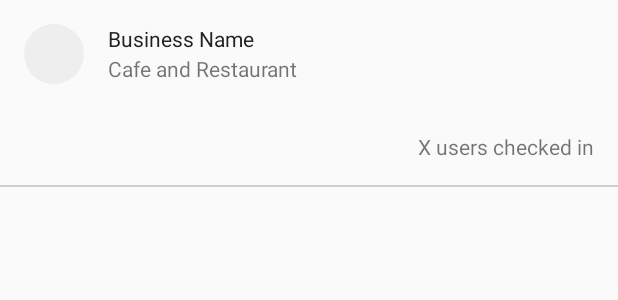
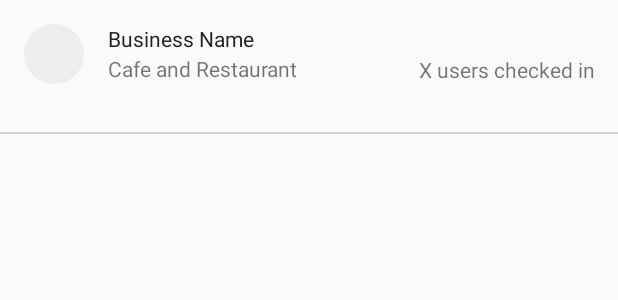
Before and after one commit to thesultanster/Bachata, an Android app: the layout row_business_nearby.xml on its own in the app's theme, with its tools: preview values and no code run, on a phone screen of 412 x 824 dp. Shown: the top 300 px of the screen. Run offline under Robolectric (Android 15) with nearby library versions, the light colour scheme and no system bars.

Commit message:
scalable gridview for businesses

```diff
--- /dev/null
+++ b/app/src/main/java/com/meetup/uhoo/ExpandedGridView.java
@@ -0,0 +1,29 @@
+package com.meetup.uhoo;
+
+import android.content.Context;
+import android.util.AttributeSet;
+import android.widget.GridView;
+
+/**
+ * Created by sultankhan on 10/30/16.
+ */
+public class ExpandedGridView extends GridView {
+
+    public ExpandedGridView(Context context) {
+        super(context);
+    }
+
+    public ExpandedGridView(Context context, AttributeSet attrs) {
+        super(context, attrs);
+    }
+
+    public ExpandedGridView(Context context, AttributeSet attrs, int defStyle) {
+        super(context, attrs, defStyle);
+    }
+
+    @Override
+    public void onMeasure(int widthMeasureSpec, int heightMeasureSpec) {
+        super.onMeasure(widthMeasureSpec, MeasureSpec.makeMeasureSpec(MEASURED_SIZE_MASK, MeasureSpec.AT_MOST));
+        getLayoutParams().height = getMeasuredHeight();
+    }
+}
--- a/app/src/main/java/com/meetup/uhoo/businesses_nearby/RestaurantNearbyGridViewItem.java
+++ b/app/src/main/java/com/meetup/uhoo/businesses_nearby/RestaurantNearbyGridViewItem.java
@@ -8,9 +8,9 @@ import android.graphics.Bitmap;
 public class RestaurantNearbyGridViewItem {
     private Bitmap image;
 
-    public RestaurantNearbyGridViewItem(Bitmap image, String title) {
+    public RestaurantNearbyGridViewItem(String gender) {
         super();
-        this.image = image;
+
     }
 
     public RestaurantNearbyGridViewItem(){
--- a/app/src/main/res/layout/grid_item_profile_icon.xml
+++ b/app/src/main/res/layout/grid_item_profile_icon.xml
@@ -8,8 +8,8 @@
 
     <de.hdodenhof.circleimageview.CircleImageView
         android:id="@+id/ivProfileIcon"
-        android:layout_width="20dp"
-        android:layout_height="20dp"
-        android:src="@color/primaryColorLight"/>
+        android:layout_width="16dp"
+        android:layout_height="16dp"
+        android:src="@color/pastelRed"/>
 
 </LinearLayout>
--- a/app/src/main/res/layout/row_business_nearby.xml
+++ b/app/src/main/res/layout/row_business_nearby.xml
@@ -18,7 +18,7 @@
             android:src="@color/primaryColorLight" />
 
         <LinearLayout
-            android:layout_width="match_parent"
+            android:layout_width="wrap_content"
             android:layout_height="40dp"
             android:layout_marginLeft="16dp"
             android:orientation="vertical">
@@ -41,6 +41,13 @@
                 android:textSize="14sp"/>
 
         </LinearLayout>
+
+        <TextView
+            android:id="@+id/checkinText"
+            android:layout_width="match_parent"
+            android:layout_height="match_parent"
+            android:gravity="right|bottom"
+            android:text="X users checked in" />
     </LinearLayout>
 
     <View
@@ -49,7 +56,7 @@
         android:layout_marginLeft="16dp"
         android:layout_marginRight="16dp"
         android:layout_height="1dp"
-        android:background="@color/divider"
+        android:background="@color/primaryColorLight"
         android:visibility="gone" />
 
 
@@ -57,28 +64,24 @@
         android:layout_width="match_parent"
         android:layout_height="wrap_content"
         android:orientation="horizontal"
-        android:layout_margin="16dp">
+        android:layout_marginBottom="16dp"
+        android:layout_marginRight="16dp"
+        android:layout_marginLeft="16dp"
+        >
 
-        <TextView
-            android:id="@+id/checkinText"
-            android:layout_width="wrap_content"
+
+
+        <com.meetup.uhoo.ExpandedGridView
+            android:id="@+id/gvProfileIcons"
+            android:layout_width="match_parent"
             android:layout_height="wrap_content"
-            android:layout_alignParentRight="true"
-            android:text="X users checked in" />
-
-        <GridView
-            android:id="@+id/gvProfileIcons"
-            android:layout_width="wrap_content"
-            android:layout_height="wrap_content"
-            android:layout_toLeftOf="@+id/checkinText"
-            android:columnWidth="20dp"
+            android:columnWidth="16dp"
             android:gravity="center"
             android:numColumns="auto_fit"
             android:stretchMode="columnWidth"
+            android:horizontalSpacing="5dp"
             android:verticalSpacing="5dp"
             />
-
-
 
     </RelativeLayout>
 
```
Also changed, not shown: app/src/main/java/com/meetup/uhoo/businesses_nearby/RestaurantsNearbyRecyclerAdapter.java (+30 -0 lines).
